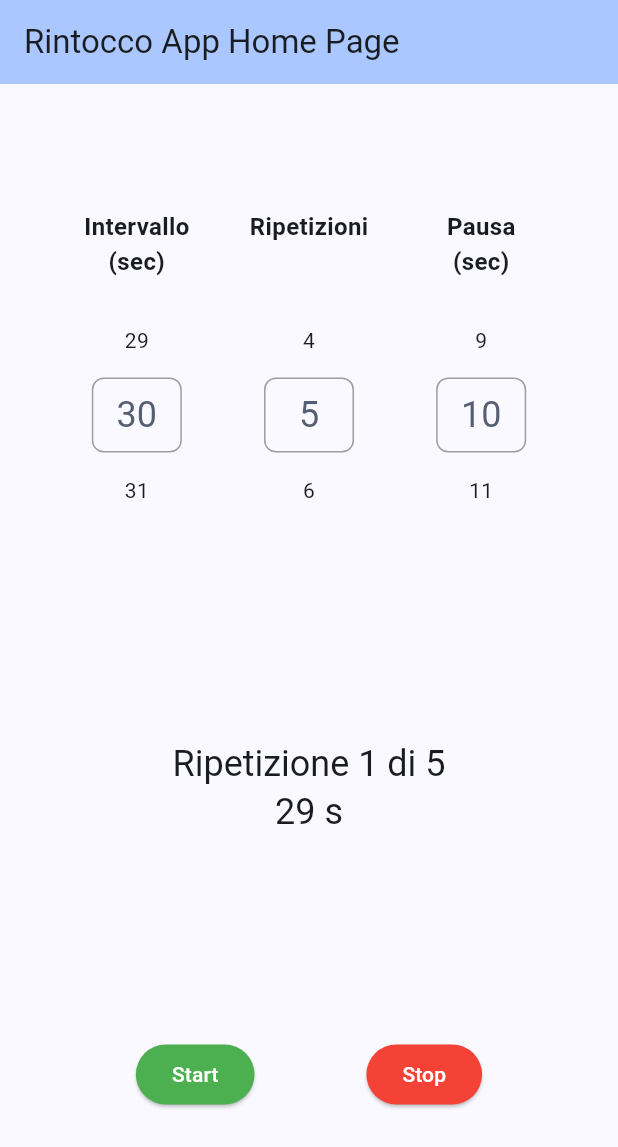
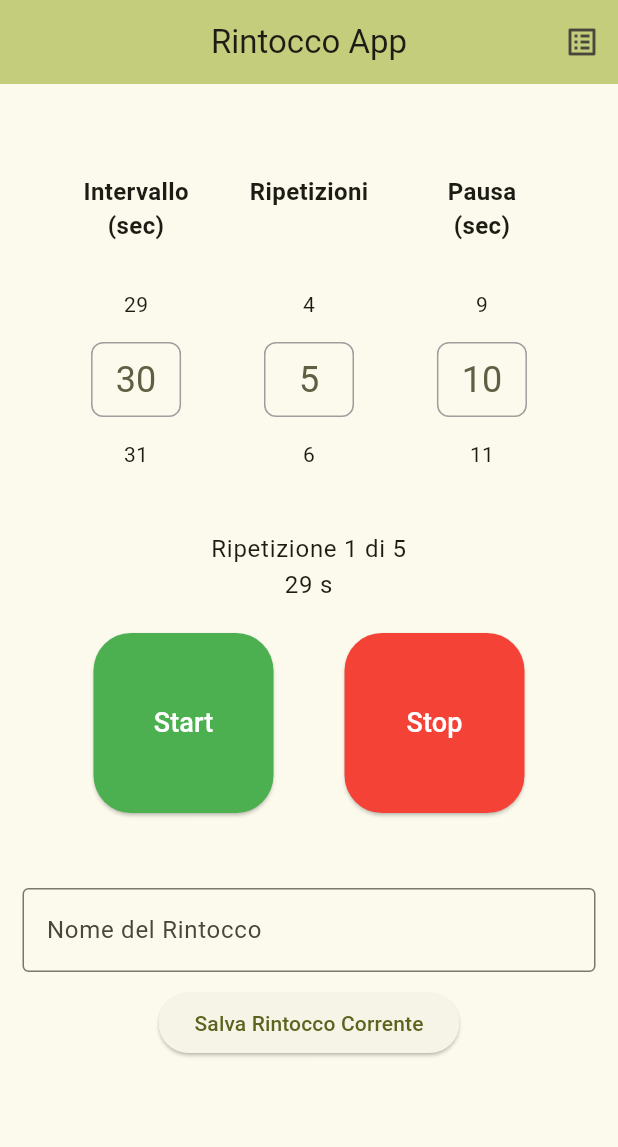
Before and after one commit to bozzimarcello/rintocco_app, a Flutter app: the screen it shows after launch, after a tap on "Start", on a phone screen of 412 x 824 dp. Shown: the top 1147 px of the screen. Run offline on Flutter 3.47's test engine with Material 3 defaults, Android fonts, the light colour scheme and no system bars; drawn by our look-alikes of numberpicker; our stand-ins replace audioplayers, shared_preferences.

Commit message:
save setup and list added

```diff
--- a/lib/main.dart
+++ b/lib/main.dart
@@ -1,8 +1,17 @@
 import 'package:flutter/material.dart';
+import 'package:flutter/services.dart'; // Importa questo pacchetto
 import 'package:rintocco_app/widgets/my_home_page.dart';
 
 void main() {
-  runApp(const MyApp());
+  // Assicura che i binding di Flutter siano inizializzati
+  WidgetsFlutterBinding.ensureInitialized();
+  // Imposta gli orientamenti preferiti
+  SystemChrome.setPreferredOrientations([
+    DeviceOrientation.portraitUp,
+    DeviceOrientation.portraitDown,
+  ]).then((_) {
+    runApp(const MyApp());
+  });
 }
 
 class MyApp extends StatelessWidget {
@@ -12,12 +21,16 @@ class MyApp extends StatelessWidget {
   @override
   Widget build(BuildContext context) {
     return MaterialApp(
-      title: 'Flutter Demo',
+      title: 'Rintocco App',
       theme: ThemeData(
-        colorScheme: ColorScheme.fromSeed(seedColor: const Color.fromARGB(255, 32, 122, 232)),
+        colorScheme: ColorScheme.fromSeed(
+            seedColor: const Color.fromARGB(255, 234, 255, 0)),
         useMaterial3: true,
+        appBarTheme: const AppBarTheme(
+          centerTitle: true,
+        ),
       ),
-      home: const MyHomePage(title: 'Rintocco App Home Page'),
+      home: const MyHomePage(title: 'Rintocco App'),
     );
   }
 }
--- /dev/null
+++ b/lib/models/timer_setup.dart
@@ -0,0 +1,57 @@
+import 'dart:convert';
+import 'package:shared_preferences/shared_preferences.dart';
+
+class TimerSetup {
+  String id; // Identificatore univoco per ogni setup
+  String name;
+  int interval;
+  int repetitions;
+  int pause;
+
+  TimerSetup({
+    required this.id,
+    required this.name,
+    required this.interval,
+    required this.repetitions,
+    required this.pause,
+  });
+
+  // Metodo per convertire un TimerSetup in una mappa (per JSON)
+  Map<String, dynamic> toJson() {
+    return {
+      'id': id,
+      'name': name,
+      'interval': interval,
+      'repetitions': repetitions,
+      'pause': pause,
+    };
+  }
+
+  // Metodo factory per creare un TimerSetup da una mappa (da JSON)
+  factory TimerSetup.fromJson(Map<String, dynamic> json) {
+    return TimerSetup(
+      id: json['id'] as String,
+      name: json['name'] as String,
+      interval: json['interval'] as int,
+      repetitions: json['repetitions'] as int,
+      pause: json['pause'] as int,
+    );
+  }
+}
+
+// Funzione helper per salvare la lista di TimerSetup
+Future<void> saveTimerSetups(List<TimerSetup> setups) async {
+  final prefs = await SharedPreferences.getInstance();
+  List<String> setupsJson = setups.map((s) => jsonEncode(s.toJson())).toList();
+  await prefs.setStringList('timer_setups', setupsJson);
+}
+
+// Funzione helper per caricare la lista di TimerSetup
+Future<List<TimerSetup>> loadTimerSetups() async {
+  final prefs = await SharedPreferences.getInstance();
+  List<String>? setupsJson = prefs.getStringList('timer_setups');
+  if (setupsJson == null) {
+    return [];
+  }
+  return setupsJson.map((s) => TimerSetup.fromJson(jsonDecode(s) as Map<String, dynamic>)).toList();
+}
--- a/lib/widgets/my_home_page.dart
+++ b/lib/widgets/my_home_page.dart
@@ -1,7 +1,10 @@
 import 'package:flutter/material.dart';
 import 'dart:async';
 import 'package:audioplayers/audioplayers.dart';
-import 'package:numberpicker/numberpicker.dart'; // Importa numberpicker
+import 'package:numberpicker/numberpicker.dart';
+import 'package:uuid/uuid.dart'; // Aggiunto
+import '../models/timer_setup.dart'; // Aggiunto
+import './saved_setups_page.dart'; // Aggiungeremo questa pagina dopo
 
 class MyHomePage extends StatefulWidget {
   const MyHomePage({super.key, required this.title});
@@ -14,16 +17,74 @@ class MyHomePage extends StatefulWidget {
 
 class _MyHomePageState extends State<MyHomePage> {
   final AudioPlayer _audioPlayer = AudioPlayer();
+  final TextEditingController _setupNameController =
+      TextEditingController(); // Aggiunto
+  final Uuid _uuid = Uuid(); // Aggiunto
 
   Timer? _timer;
   int _currentRepetition = 0;
   int _remainingTime = 0;
   String _status = "Imposta i valori e premi Start";
 
-  // Valori per i NumberPicker
-  int _intervalValue = 30; // Valore predefinito per l'intervallo in secondi
-  int _repetitionsValue = 5; // Valore predefinito per le ripetizioni
-  int _pauseValue = 10; // Valore predefinito per la pausa in secondi
+  int _intervalValue = 30;
+  int _repetitionsValue = 5;
+  int _pauseValue = 10;
+
+  List<TimerSetup> _savedSetups = []; // Aggiunto
+
+  @override
+  void initState() {
+    super.initState();
+    _loadSetups(); // Aggiunto
+  }
+
+  Future<void> _loadSetups() async {
+    _savedSetups = await loadTimerSetups();
+    setState(() {});
+  }
+
+  Future<void> _saveCurrentSetup() async {
+    if (_setupNameController.text.isEmpty) {
+      ScaffoldMessenger.of(context).showSnackBar(
+        const SnackBar(content: Text('Inserisci un nome per il rintocco.')),
+      );
+      return;
+    }
+    final newSetup = TimerSetup(
+      id: _uuid.v4(), // Genera un ID univoco
+      name: _setupNameController.text,
+      interval: _intervalValue,
+      repetitions: _repetitionsValue,
+      pause: _pauseValue,
+    );
+    setState(() {
+      _savedSetups.add(newSetup);
+    });
+    await saveTimerSetups(_savedSetups);
+    _setupNameController.clear();
+    ScaffoldMessenger.of(context).showSnackBar(
+      const SnackBar(content: Text('Rintocco salvato!')),
+    );
+  }
+
+  void _applySetup(TimerSetup setup) {
+    setState(() {
+      _intervalValue = setup.interval;
+      _repetitionsValue = setup.repetitions;
+      _pauseValue = setup.pause;
+      _status = "Rintocco '${setup.name}' caricato.\nPremi Start.";
+    });
+  }
+
+  void _deleteSetup(String id) async {
+    setState(() {
+      _savedSetups.removeWhere((setup) => setup.id == id);
+    });
+    await saveTimerSetups(_savedSetups);
+    ScaffoldMessenger.of(context).showSnackBar(
+      const SnackBar(content: Text('Rintocco eliminato!')),
+    );
+  }
 
   void _startTimer() {
     // Leggi i valori dai NumberPicker (già interi)
@@ -119,6 +180,7 @@ class _MyHomePageState extends State<MyHomePage> {
   void dispose() {
     _timer?.cancel();
     _audioPlayer.dispose();
+    _setupNameController.dispose(); // Aggiunto
     super.dispose();
   }
 
@@ -156,13 +218,44 @@ class _MyHomePageState extends State<MyHomePage> {
 
   @override
   Widget build(BuildContext context) {
+    double buttonSize = 120.0; // Dimensione per i lati del quadrato
+    double borderRadius = 25.0; // Raggio per gli angoli arrotondati
+
     return Scaffold(
       appBar: AppBar(
         backgroundColor: Theme.of(context).colorScheme.inversePrimary,
         title: Text(widget.title),
+        actions: [
+          IconButton(
+            icon: const Icon(Icons.list_alt),
+            tooltip: 'Rintocchi Salvati',
+            onPressed: () async {
+              // Passa le funzioni di callback alla pagina dei setup salvati
+              final result = await Navigator.push(
+                context,
+                MaterialPageRoute(
+                  builder: (context) => SavedSetupsPage(
+                    setups: _savedSetups,
+                    onApplySetup:
+                        _applySetup, // Passa la funzione per applicare
+                    onDeleteSetup:
+                        _deleteSetup, // Passa la funzione per eliminare
+                  ),
+                ),
+              );
+              // Se la pagina SavedSetupsPage modifica la lista (es. elimina un setup),
+              // ricarichiamo i setup per riflettere i cambiamenti.
+              if (result == true) {
+                _loadSetups();
+              }
+            },
+          ),
+        ],
       ),
       body: Padding(
-        padding: const EdgeInsets.all(16.0),
+        padding: const EdgeInsets.symmetric(vertical: 60.0, horizontal: 15.0),
+        child: SingleChildScrollView(
+          // Aggiunto per evitare overflow con la tastiera
           child: Column(
             mainAxisAlignment: MainAxisAlignment.spaceAround,
             children: <Widget>[
@@ -193,11 +286,15 @@ class _MyHomePageState extends State<MyHomePage> {
                   ),
                 ],
               ),
+              const SizedBox(height: 20),
                 Text(
                 _status,
-              style: Theme.of(context).textTheme.headlineSmall,
+                style: Theme.of(context)
+                  .textTheme
+                  .bodyLarge, // Usa bodyLarge invece di headlineSmall
                 textAlign: TextAlign.center,
                 ),
+              const SizedBox(height: 20),
               Row(
                 mainAxisAlignment: MainAxisAlignment.spaceEvenly,
                 children: [
@@ -206,20 +303,58 @@ class _MyHomePageState extends State<MyHomePage> {
                     style: ElevatedButton.styleFrom(
                       backgroundColor: Colors.green,
                       foregroundColor: Colors.white,
+                      fixedSize: Size(buttonSize,
+                          buttonSize), // Imposta la dimensione fissa per un quadrato
+                      shape: RoundedRectangleBorder(
+                        borderRadius: BorderRadius.circular(
+                            borderRadius), // Angoli molto arrotondati
                       ),
-                  child: const Text('Start'),
+                      padding: EdgeInsets
+                          .zero, // Rimuovi padding extra se necessario per il testo
+                    ),
+                    child: const Text(
+                      'Start',
+                      style: TextStyle(
+                        fontSize: 18,
+                      ),
+                    ), // Aumenta leggermente il testo se necessario
                   ),
                   ElevatedButton(
                     onPressed: _stopTimer,
                     style: ElevatedButton.styleFrom(
                       backgroundColor: Colors.red,
                       foregroundColor: Colors.white,
+                      fixedSize: Size(buttonSize,
+                          buttonSize), // Imposta la dimensione fissa per un quadrato
+                      shape: RoundedRectangleBorder(
+                        borderRadius: BorderRadius.circular(
+                            borderRadius), // Angoli molto arrotondati
                       ),
-                  child: const Text('Stop'),
+                      padding: EdgeInsets
+                          .zero, // Rimuovi padding extra se necessario per il testo
+                    ),
+                    child: const Text('Stop',
+                        style: TextStyle(
+                            fontSize:
+                                18)), // Aumenta leggermente il testo se necessario
                   ),
                 ],
               ),
+              const SizedBox(height: 50),
+              TextField(
+                controller: _setupNameController,
+                decoration: const InputDecoration(
+                  labelText: 'Nome del Rintocco',
+                  border: OutlineInputBorder(),
+                ),
+              ),
+              const SizedBox(height: 10),
+              ElevatedButton(
+                onPressed: _saveCurrentSetup,
+                child: const Text('Salva Rintocco Corrente'),
+              ),
             ],
+          ),
         ),
       ),
     );
--- a/pubspec.yaml
+++ b/pubspec.yaml
@@ -36,6 +36,8 @@ dependencies:
   cupertino_icons: ^1.0.8
   audioplayers: ^6.4.0
   numberpicker: ^2.1.2
+  shared_preferences: ^2.5.3
+  uuid: ^4.5.1
 
 dev_dependencies:
   flutter_test:
```
Also changed, not shown: lib/widgets/saved_setups_page.dart (added, +105 -0 lines), pubspec.lock, 1 other file. Lines whose indentation alone changed are shown as unchanged.
